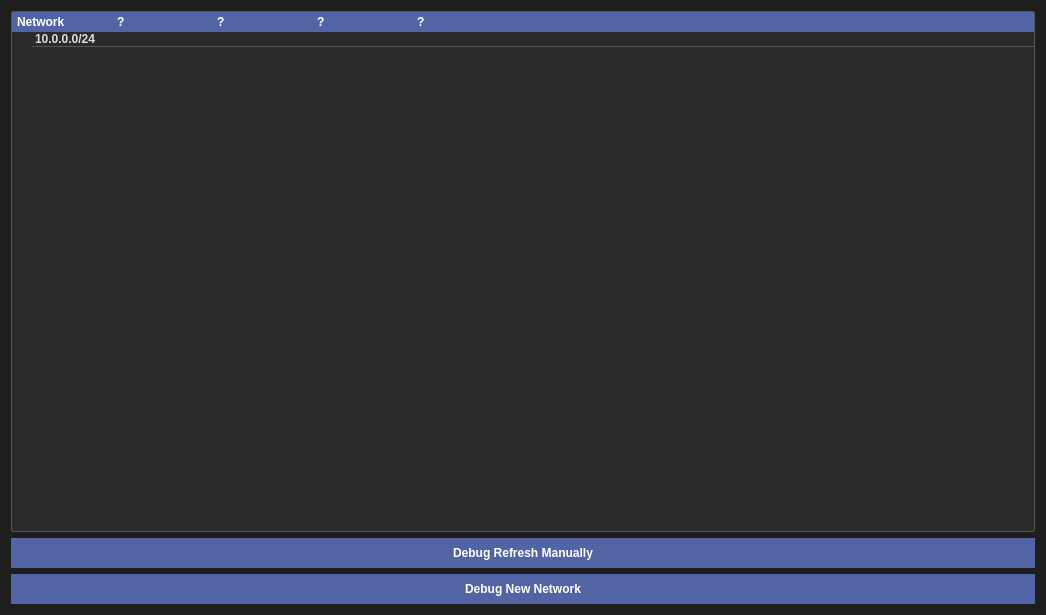
Old version of the form GUI/QtComponents/SimpleC2/c2_layout_widgets.ui in the repository ryanq47/WhisperNet.
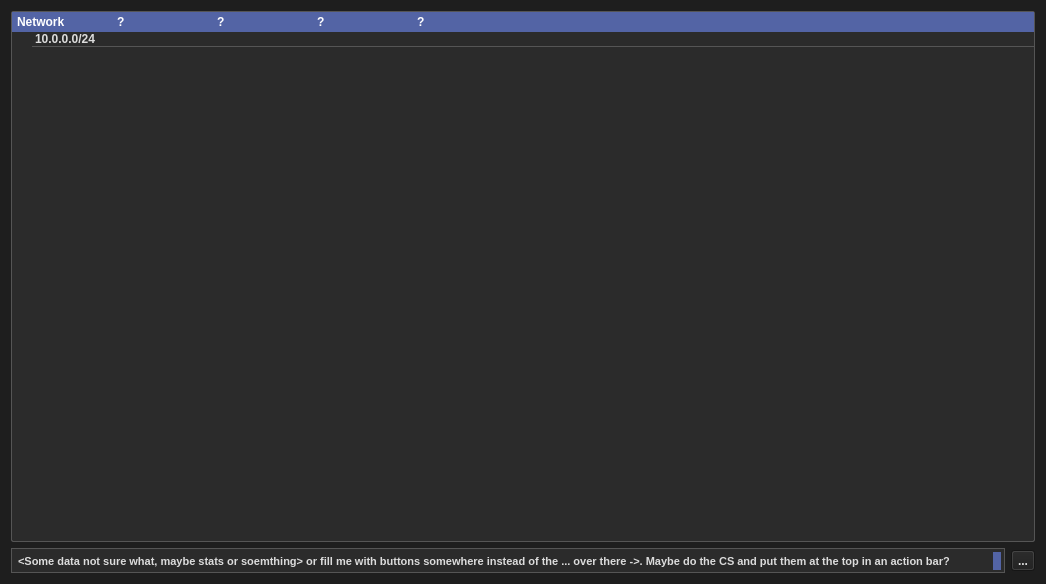
New version of the form. Icons and pictures are not drawn.

```diff
--- a/GUI/QtComponents/SimpleC2/c2_layout_widgets.ui
+++ b/GUI/QtComponents/SimpleC2/c2_layout_widgets.ui
@@ -7,7 +7,7 @@
     <x>0</x>
     <y>0</y>
     <width>1046</width>
-    <height>615</height>
+    <height>584</height>
    </rect>
   </property>
   <property name="windowTitle">
@@ -182,9 +182,7 @@
 </string>
   </property>
   <layout class="QGridLayout" name="gridLayout">
-   <item row="0" column="0">
-    <layout class="QGridLayout" name="gridLayout_4">
-     <item row="0" column="1">
+   <item row="0" column="0" colspan="2">
       <widget class="QTreeWidget" name="client_tree_widget">
        <property name="styleSheet">
         <string notr="true">border-radius: 2px;</string>
@@ -245,19 +243,27 @@
        </item>
       </widget>
      </item>
-    </layout>
-   </item>
-   <item row="2" column="0">
-    <widget class="QPushButton" name="add_client">
-     <property name="text">
-      <string>Debug New Network</string>
-     </property>
-    </widget>
-   </item>
    <item row="1" column="0">
-    <widget class="QPushButton" name="refresh_manually">
+    <widget class="QTextEdit" name="textEdit">
+     <property name="maximumSize">
+      <size>
+       <width>16777215</width>
+       <height>25</height>
+      </size>
+     </property>
+     <property name="html">
+      <string>&lt;!DOCTYPE HTML PUBLIC &quot;-//W3C//DTD HTML 4.0//EN&quot; &quot;http://www.w3.org/TR/REC-html40/strict.dtd&quot;&gt;
+&lt;html&gt;&lt;head&gt;&lt;meta name=&quot;qrichtext&quot; content=&quot;1&quot; /&gt;&lt;style type=&quot;text/css&quot;&gt;
+p, li { white-space: pre-wrap; }
+&lt;/style&gt;&lt;/head&gt;&lt;body style=&quot; font-family:'MS Shell Dlg 2'; font-size:8.25pt; font-weight:600; font-style:normal;&quot;&gt;
+&lt;p style=&quot; margin-top:0px; margin-bottom:0px; margin-left:0px; margin-right:0px; -qt-block-indent:0; text-indent:0px;&quot;&gt;&amp;lt;Some data not sure what, maybe stats or soemthing&amp;gt; or fill me with buttons somewhere instead of the ... over there -&amp;gt;. Maybe do the CS and put them at the top in an action bar?&lt;/p&gt;&lt;/body&gt;&lt;/html&gt;</string>
+     </property>
+    </widget>
+   </item>
+   <item row="1" column="1">
+    <widget class="QToolButton" name="toolButton">
      <property name="text">
-      <string>Debug Refresh Manually</string>
+      <string>...</string>
      </property>
     </widget>
    </item>
```
Lines whose indentation alone changed are shown as unchanged.
